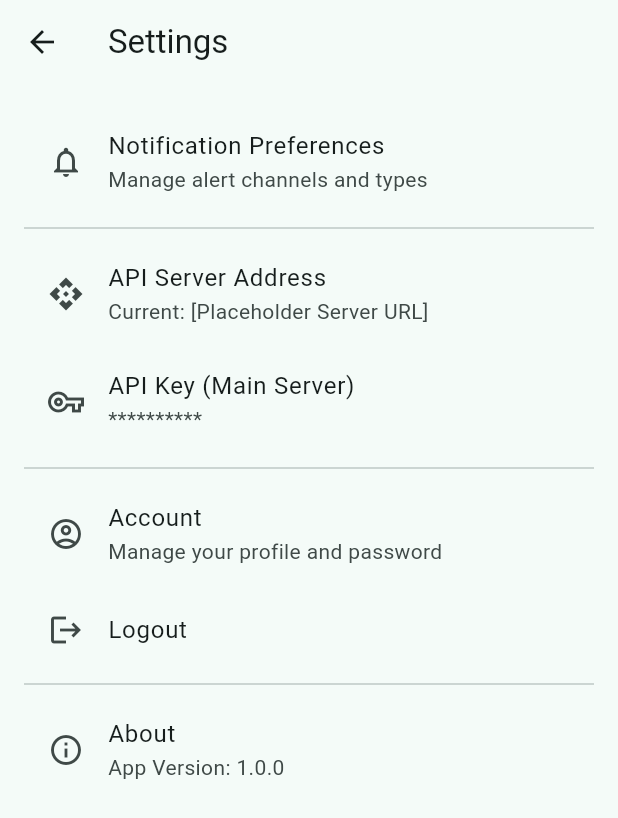
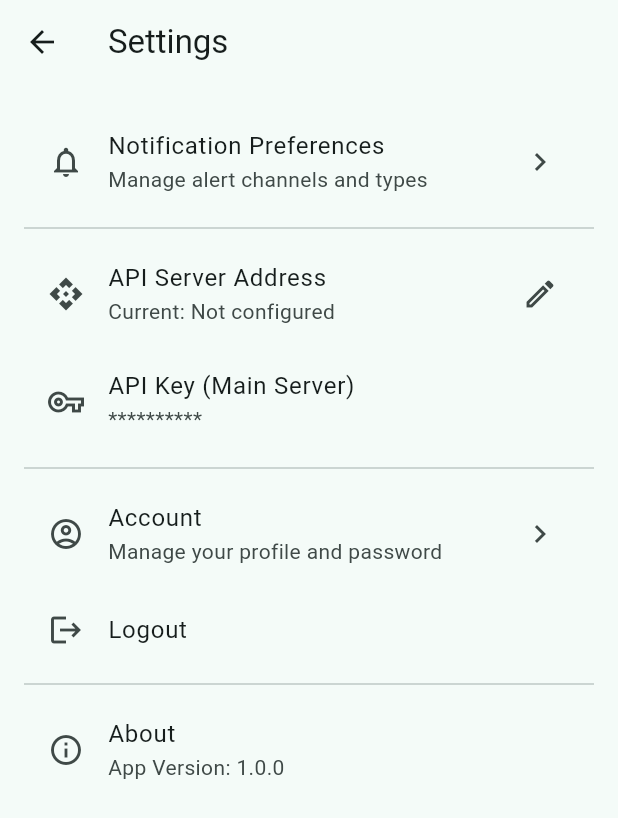
Before and after one commit to tinegachris/iot_project_server_room_security, a Flutter app: the SettingsPage screen opened directly, on a phone screen of 412 x 824 dp. Shown: the top 818 px of the screen. Run offline on Flutter 3.47's test engine with Material 3 defaults, Android fonts, the phone set to English and light mode, and no system bars; our stand-ins replace flutter_secure_storage; accounts and stored records are empty; network calls fail.

Commit message:
Update dependencies, refactor imports, and enhance UI feedback
This commit updates several package versions in the pubspec.yaml file, including 'shared_preferences', 'json_annotation', 'provider', 'http', 'flutter_secure_storage', and 'intl'. It also refactors import statements across various files for consistency and clarity. Additionally, the ControlsPage and SettingsPage are enhanced to provide better user feedback through the use of ScaffoldMessenger for displaying success and error messages. The user model import is corrected to follow naming conventions, and minor UI adjustments are made for improved aesthetics.

```diff
--- a/iot_based_server_room_monitoring_control/android_app/lib/main.dart
+++ b/iot_based_server_room_monitoring_control/android_app/lib/main.dart
@@ -1,8 +1,8 @@
 import 'package:flutter/material.dart';
 import 'package:provider/provider.dart';
-import 'package:security_iot/providers/app_state.dart';
-import 'package:security_iot/screens/dashboard/dashboard_screen.dart';
-import 'package:security_iot/screens/login%20and%20signup/login_and_register.dart';
+import 'providers/app_state.dart';
+import 'screens/dashboard/dashboard_screen.dart';
+import 'screens/login and signup/login_and_register.dart';
 
 void main() async {
   // Ensure Flutter bindings are initialized
--- a/iot_based_server_room_monitoring_control/android_app/lib/providers/app_state.dart
+++ b/iot_based_server_room_monitoring_control/android_app/lib/providers/app_state.dart
@@ -3,7 +3,7 @@ import 'dart:convert';
 import 'package:flutter/material.dart';
 import 'package:flutter_secure_storage/flutter_secure_storage.dart'; // Import secure storage
 import '../models/log_entry.dart'; // Import LogEntry
-import '../models/User.dart'; // Import User
+import '../models/user.dart'; // Import User
 import '../models/system_status.dart'; // Import SystemStatus models
 import '../services/api_service.dart'; // Import ApiService
 import 'package:flutter/foundation.dart';
--- a/iot_based_server_room_monitoring_control/android_app/lib/screens/add_edit_user_page.dart
+++ b/iot_based_server_room_monitoring_control/android_app/lib/screens/add_edit_user_page.dart
@@ -1,7 +1,7 @@
 import 'package:flutter/material.dart';
 import 'package:provider/provider.dart';
 import '../providers/app_state.dart';
-import '../models/User.dart'; // Assuming User model path is correct
+import '../models/user.dart'; // Assuming User model path is correct
 
 class AddEditUserPage extends StatefulWidget {
   final User? user; // User to edit, null if adding
--- a/iot_based_server_room_monitoring_control/android_app/lib/screens/controls_page.dart
+++ b/iot_based_server_room_monitoring_control/android_app/lib/screens/controls_page.dart
@@ -38,10 +38,11 @@ class ControlsPage extends StatelessWidget {
           onPressed: isExecutingCommand
               ? null
               : () async {
+                  final scaffoldMessenger = ScaffoldMessenger.of(ctx);
                   try {
                     await appState.executeControlCommand(action, parameters);
                     // Show success feedback
-                    ScaffoldMessenger.of(ctx).showSnackBar(
+                    scaffoldMessenger.showSnackBar(
                       SnackBar(
                         content: Text('Command "$label" sent successfully.'),
                         backgroundColor: Colors.green,
@@ -50,7 +51,7 @@ class ControlsPage extends StatelessWidget {
                   } catch (e) {
                     // Show error feedback from AppState or a generic message
                     final errorMsg = appState.controlCommandError ?? e.toString();
-                    ScaffoldMessenger.of(ctx).showSnackBar(
+                    scaffoldMessenger.showSnackBar(
                       SnackBar(
                         content: Text('Failed to execute "$label": $errorMsg'),
                         backgroundColor: Colors.red,
--- a/iot_based_server_room_monitoring_control/android_app/lib/screens/dashboard/dashboardviews/manage_users.dart
+++ b/iot_based_server_room_monitoring_control/android_app/lib/screens/dashboard/dashboardviews/manage_users.dart
@@ -3,7 +3,7 @@ import 'package:flutter/material.dart';
 import 'package:provider/provider.dart'; // ✅ Keep provider
 import '../../../providers/app_state.dart'; // ✅ Keep AppState import
 // import '../../../services/api_service.dart';
-import '../../../models/User.dart'; // ✅ Keep User model import
+import '../../../models/user.dart'; // ✅ Keep User model import
 
 class ManageUsersScreen extends StatefulWidget {
   const ManageUsersScreen({super.key});
@@ -119,7 +119,7 @@ class _ManageUsersScreenState extends State<ManageUsersScreen> {
                       onPressed: () => _editUser(context, appState, user),
                     ),
                     IconButton(
-                      icon: Icon(Icons.delete_outline, color: Colors.redAccent),
+                      icon: const Icon(Icons.delete_outline, color: Colors.redAccent),
                       tooltip: 'Delete User',
                       // Call AppState method directly
                       onPressed: () => _confirmDeleteUser(context, appState, user.id),
--- a/iot_based_server_room_monitoring_control/android_app/lib/screens/settings_page.dart
+++ b/iot_based_server_room_monitoring_control/android_app/lib/screens/settings_page.dart
@@ -1,10 +1,15 @@
 import 'package:flutter/material.dart';
+import 'package:provider/provider.dart';
+import '../providers/app_state.dart';
+import '../screens/add_edit_user_page.dart';
 
 class SettingsPage extends StatelessWidget {
   const SettingsPage({super.key});
 
   @override
   Widget build(BuildContext context) {
+    final appState = Provider.of<AppState>(context);
+
     return Scaffold(
       appBar: AppBar(
         title: const Text('Settings'),
@@ -13,47 +18,80 @@ class SettingsPage extends StatelessWidget {
         padding: const EdgeInsets.all(16.0),
         children: <Widget>[
           // --- General Settings ---
-          const ListTile(
-             leading: Icon(Icons.notifications_outlined),
-             title: Text('Notification Preferences'),
-             subtitle: Text('Manage alert channels and types'),
-             // onTap: () { /* TODO: Navigate to notification settings */ },
-             // trailing: Icon(Icons.chevron_right),
+          ListTile(
+             leading: const Icon(Icons.notifications_outlined),
+             title: const Text('Notification Preferences'),
+             subtitle: const Text('Manage alert channels and types'),
+             onTap: () {
+               ScaffoldMessenger.of(context).showSnackBar(
+                 const SnackBar(content: Text('Notification settings coming soon')),
+               );
+             },
+             trailing: const Icon(Icons.chevron_right),
           ),
           const Divider(),
           // --- API/Server Settings ---
           ListTile(
              leading: const Icon(Icons.api_outlined),
              title: const Text('API Server Address'),
-             subtitle: Text('Current: [Placeholder Server URL]'), // TODO: Get from AppState/Config
-             // onTap: () { /* TODO: Allow editing API URL */ },
-             // trailing: Icon(Icons.edit_outlined),
+             subtitle: Text('Current: ${appState.currentUser?.token ?? 'Not configured'}'),
+             onTap: () {
+               ScaffoldMessenger.of(context).showSnackBar(
+                 const SnackBar(content: Text('API URL editing coming soon')),
+               );
+             },
+             trailing: const Icon(Icons.edit_outlined),
           ),
-          ListTile(
-             leading: const Icon(Icons.vpn_key_outlined),
-             title: const Text('API Key (Main Server)'), // Assuming this is managed elsewhere
-             subtitle: const Text('**********'),
+          const ListTile(
+             leading: Icon(Icons.vpn_key_outlined),
+             title: Text('API Key (Main Server)'),
+             subtitle: Text('**********'),
           ),
           const Divider(),
           // --- Account Settings ---
+          ListTile(
+             leading: const Icon(Icons.account_circle_outlined),
+             title: const Text('Account'),
+             subtitle: const Text('Manage your profile and password'),
+             onTap: () {
+               Navigator.of(context).push(
+                 MaterialPageRoute(
+                   builder: (context) => AddEditUserPage(user: appState.currentUser),
+                 ),
+               );
+             },
+             trailing: const Icon(Icons.chevron_right),
+          ),
+          ListTile(
+             leading: const Icon(Icons.logout),
+             title: const Text('Logout'),
+             onTap: () async {
+               final scaffoldMessenger = ScaffoldMessenger.of(context);
+               final navigator = Navigator.of(context);
+
+               try {
+                 await appState.logout();
+                 if (context.mounted) {
+                   navigator.pushReplacementNamed('/login');
+                 }
+               } catch (e) {
+                 if (context.mounted) {
+                   scaffoldMessenger.showSnackBar(
+                     SnackBar(
+                       content: Text('Logout failed: ${e.toString()}'),
+                       backgroundColor: Colors.red,
+                     ),
+                   );
+                 }
+               }
+             },
+          ),
+          const Divider(),
+          // --- About ---
           const ListTile(
-             leading: Icon(Icons.account_circle_outlined),
-             title: Text('Account'),
-             subtitle: Text('Manage your profile and password'),
-             // onTap: () { /* TODO: Navigate to account settings */ },
-             // trailing: Icon(Icons.chevron_right),
-          ),
-          const ListTile(
-             leading: Icon(Icons.logout),
-             title: Text('Logout'),
-             // TODO: Implement logout functionality here or rely on drawer
-          ),
-           const Divider(),
-          // --- About ---
-           const ListTile(
              leading: Icon(Icons.info_outline),
              title: Text('About'),
-             subtitle: Text('App Version: 1.0.0'), // TODO: Get version dynamically
+             subtitle: Text('App Version: 1.0.0'),
           ),
         ],
       ),
--- a/iot_based_server_room_monitoring_control/android_app/lib/widgets/status_dashboard.dart
+++ b/iot_based_server_room_monitoring_control/android_app/lib/widgets/status_dashboard.dart
@@ -113,7 +113,7 @@ class StatusDashboard extends StatelessWidget {
         // Format last heartbeat time
         String lastHeartbeatFormatted = "N/A";
           try {
-            lastHeartbeatFormatted = DateFormat('yyyy-MM-dd HH:mm:ss').format(status.raspberryPi.lastHeartbeat!);
+            lastHeartbeatFormatted = DateFormat('yyyy-MM-dd HH:mm:ss').format(status.raspberryPi.lastHeartbeat);
           } catch (_) {
              lastHeartbeatFormatted = "Invalid Date"; // Handle parsing errors if any
           }
```
Also changed, not shown: iot_based_server_room_monitoring_control/android_app/lib/screens/dashboard/dashboard_screen.dart (+6 -6 lines), iot_based_server_room_monitoring_control/android_app/lib/screens/dashboard/dashboardviews/controls_screen.dart (+11 -9 lines), iot_based_server_room_monitoring_control/android_app/lib/screens/dashboard/dashboardviews/home_screen.dart (+5 -5 lines), iot_based_server_room_monitoring_control/android_app/lib/screens/login and signup/login_and_register.dart (+17 -17 lines), iot_based_server_room_monitoring_control/android_app/lib/screens/onboarding/onboarding_screen.dart (+17 -17 lines), iot_based_server_room_monitoring_control/android_app/lib/screens/user_management_page.dart (+16 -13 lines), iot_based_server_room_monitoring_control/android_app/lib/widgets/log_viewer.dart (+5 -5 lines), iot_based_server_room_monitoring_control/android_app/pubspec.yaml (+8 -8 lines), iot_based_server_room_monitoring_control/android_app/pubspec.lock, 1 other file.
